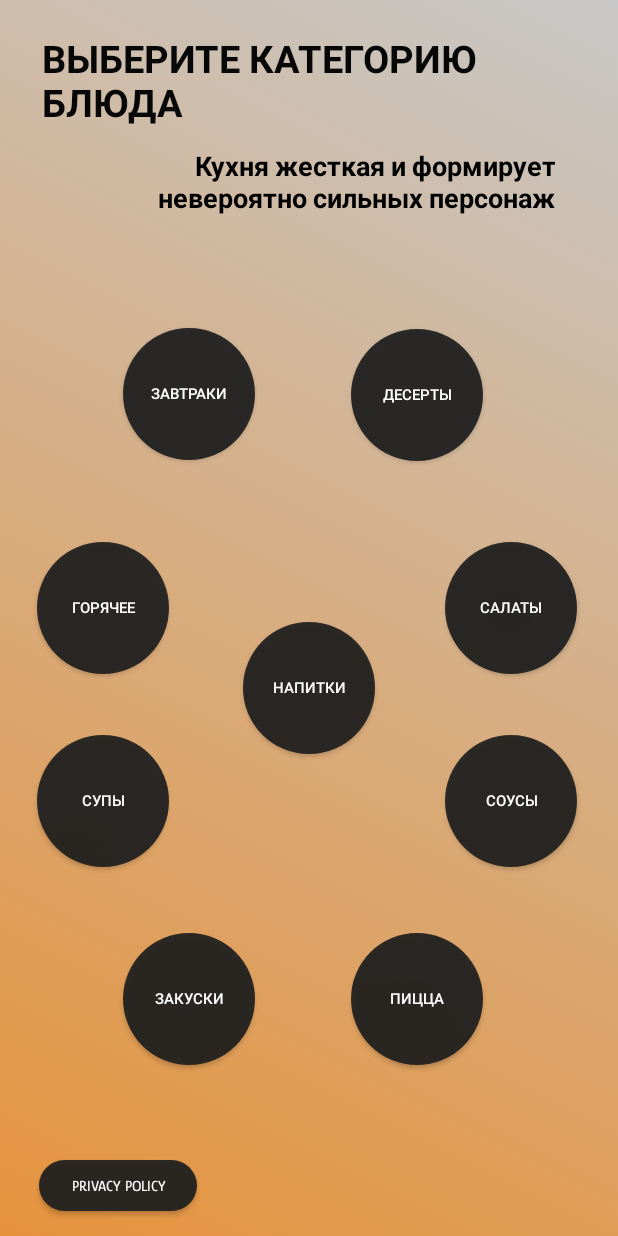
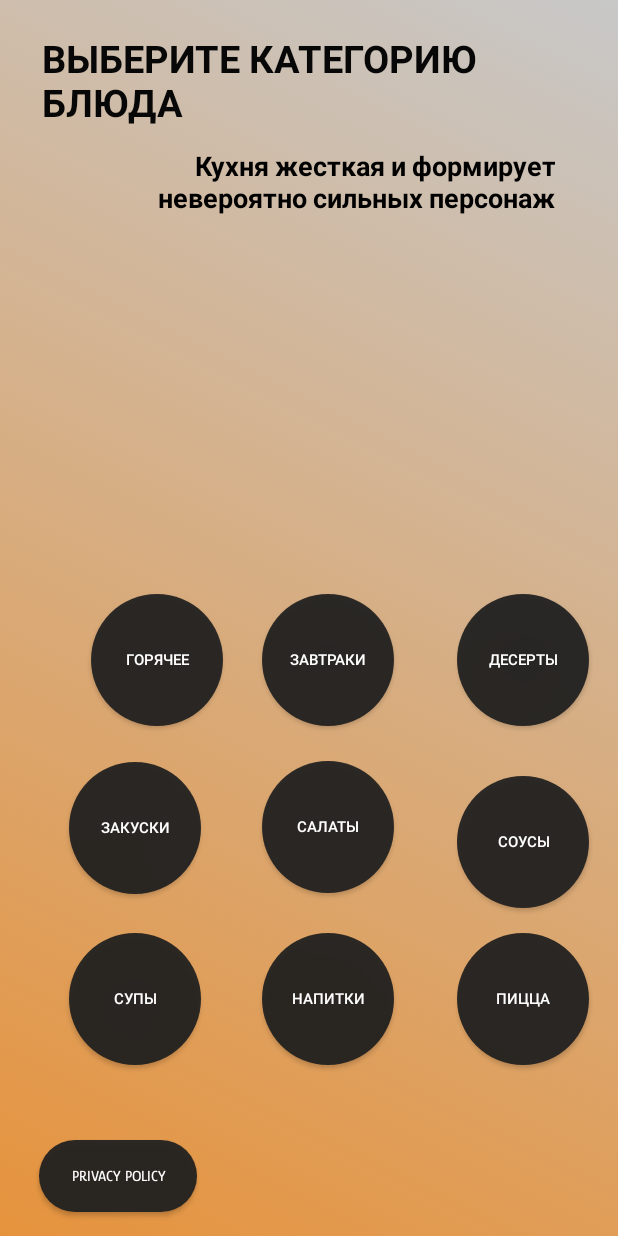
Before and after one commit to Lapoushko/CookingBook, an Android app: the SecondActivity screen opened directly, with no data from a screen before it, on a phone screen of 412 x 824 dp. Run offline under Robolectric (Android 15) with nearby library versions, the phone set to English and light mode, and no system bars; 1 statement that could not run was skipped.

Commit message:
Update activity_second.xml

```diff
--- a/TestJavaProjectPP/app/src/main/res/layout/activity_second.xml
+++ b/TestJavaProjectPP/app/src/main/res/layout/activity_second.xml
@@ -24,7 +24,7 @@
         android:textSize="10sp"
         app:layout_constraintBottom_toBottomOf="parent"
         app:layout_constraintEnd_toEndOf="parent"
-        app:layout_constraintHorizontal_bias="0.723"
+        app:layout_constraintHorizontal_bias="0.941"
         app:layout_constraintStart_toStartOf="parent"
         app:layout_constraintTop_toTopOf="parent"
         app:layout_constraintVertical_bias="0.845" />
@@ -44,10 +44,10 @@
         android:textSize="10sp"
         app:layout_constraintBottom_toBottomOf="parent"
         app:layout_constraintEnd_toEndOf="parent"
-        app:layout_constraintHorizontal_bias="0.501"
+        app:layout_constraintHorizontal_bias="0.54"
         app:layout_constraintStart_toStartOf="parent"
         app:layout_constraintTop_toTopOf="parent"
-        app:layout_constraintVertical_bias="0.563" />
+        app:layout_constraintVertical_bias="0.845" />
 
     <androidx.appcompat.widget.AppCompatButton
         android:id="@+id/button_snacks"
@@ -64,10 +64,10 @@
         android:textSize="10sp"
         app:layout_constraintBottom_toBottomOf="parent"
         app:layout_constraintEnd_toEndOf="parent"
-        app:layout_constraintHorizontal_bias="0.254"
+        app:layout_constraintHorizontal_bias="0.143"
         app:layout_constraintStart_toStartOf="parent"
         app:layout_constraintTop_toTopOf="parent"
-        app:layout_constraintVertical_bias="0.845" />
+        app:layout_constraintVertical_bias="0.69" />
 
     <androidx.appcompat.widget.AppCompatButton
         android:id="@+id/button_breakfast"
@@ -84,10 +84,10 @@
         android:textSize="10sp"
         app:layout_constraintBottom_toBottomOf="parent"
         app:layout_constraintEnd_toEndOf="parent"
-        app:layout_constraintHorizontal_bias="0.254"
+        app:layout_constraintHorizontal_bias="0.54"
         app:layout_constraintStart_toStartOf="parent"
         app:layout_constraintTop_toTopOf="parent"
-        app:layout_constraintVertical_bias="0.297" />
+        app:layout_constraintVertical_bias="0.538" />
 
     <androidx.appcompat.widget.AppCompatButton
         android:id="@+id/button_desert"
@@ -104,10 +104,10 @@
         android:textSize="10sp"
         app:layout_constraintBottom_toBottomOf="parent"
         app:layout_constraintEnd_toEndOf="parent"
-        app:layout_constraintHorizontal_bias="0.723"
+        app:layout_constraintHorizontal_bias="0.941"
         app:layout_constraintStart_toStartOf="parent"
         app:layout_constraintTop_toTopOf="parent"
-        app:layout_constraintVertical_bias="0.298" />
+        app:layout_constraintVertical_bias="0.538" />
 
     <androidx.appcompat.widget.AppCompatButton
         android:id="@+id/button_salad"
@@ -124,10 +124,10 @@
         android:textSize="10sp"
         app:layout_constraintBottom_toBottomOf="parent"
         app:layout_constraintEnd_toEndOf="parent"
-        app:layout_constraintHorizontal_bias="0.916"
+        app:layout_constraintHorizontal_bias="0.54"
         app:layout_constraintStart_toStartOf="parent"
         app:layout_constraintTop_toTopOf="parent"
-        app:layout_constraintVertical_bias="0.491" />
+        app:layout_constraintVertical_bias="0.689" />
 
     <androidx.appcompat.widget.AppCompatButton
         android:id="@+id/button_soup"
@@ -144,10 +144,10 @@
         android:textSize="10sp"
         app:layout_constraintBottom_toBottomOf="parent"
         app:layout_constraintEnd_toEndOf="parent"
-        app:layout_constraintHorizontal_bias="0.076"
+        app:layout_constraintHorizontal_bias="0.143"
         app:layout_constraintStart_toStartOf="parent"
         app:layout_constraintTop_toTopOf="parent"
-        app:layout_constraintVertical_bias="0.666" />
+        app:layout_constraintVertical_bias="0.845" />
 
     <androidx.appcompat.widget.AppCompatButton
         android:id="@+id/button_garnish"
@@ -164,10 +164,10 @@
         android:textSize="10sp"
         app:layout_constraintBottom_toBottomOf="parent"
         app:layout_constraintEnd_toEndOf="parent"
-        app:layout_constraintHorizontal_bias="0.076"
+        app:layout_constraintHorizontal_bias="0.187"
         app:layout_constraintStart_toStartOf="parent"
         app:layout_constraintTop_toTopOf="parent"
-        app:layout_constraintVertical_bias="0.491" />
+        app:layout_constraintVertical_bias="0.538" />
 
     <androidx.appcompat.widget.AppCompatButton
         android:id="@+id/button_sauce"
@@ -184,16 +184,16 @@
         android:textSize="10sp"
         app:layout_constraintBottom_toBottomOf="parent"
         app:layout_constraintEnd_toEndOf="parent"
-        app:layout_constraintHorizontal_bias="0.915"
+        app:layout_constraintHorizontal_bias="0.941"
         app:layout_constraintStart_toStartOf="parent"
         app:layout_constraintTop_toTopOf="parent"
-        app:layout_constraintVertical_bias="0.666" />
+        app:layout_constraintVertical_bias="0.703" />
 
     <androidx.appcompat.widget.AppCompatButton
         android:id="@+id/politics"
         style="@style/Widget.AppCompat.Button"
         android:layout_width="105dp"
-        android:layout_height="34dp"
+        android:layout_height="48dp"
         android:width="200dp"
         android:height="120dp"
         android:background="@drawable/roundedbutton"
```
